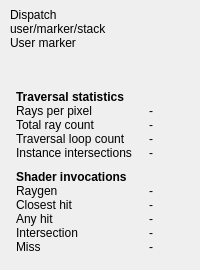
This is source/frontend/views/overview/dispatch_pane.ui in GPUOpen-Tools/radeon_raytracing_analyzer as Qt 5 draws it before an edit. The edited form follows.
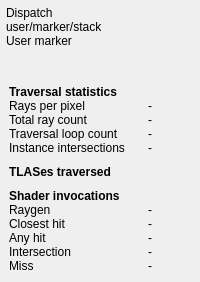
This is the edited form. Custom widgets are drawn as their Qt base class.

```diff
--- a/source/frontend/views/overview/dispatch_pane.ui
+++ b/source/frontend/views/overview/dispatch_pane.ui
@@ -10,16 +10,16 @@
   </property>
   <layout class="QVBoxLayout" name="dispatch_pane_vertical_layout_">
    <property name="leftMargin">
-    <number>10</number>
+    <number>6</number>
    </property>
    <property name="topMargin">
-    <number>8</number>
+    <number>6</number>
    </property>
    <property name="rightMargin">
-    <number>10</number>
+    <number>6</number>
    </property>
    <property name="bottomMargin">
-    <number>10</number>
+    <number>6</number>
    </property>
    <property name="spacing">
     <number>0</number>
@@ -98,22 +98,22 @@
     <widget class="QWidget" name="dispatch_region_">
      <layout class="QHBoxLayout" name="dispatch_layout_" stretch="5,5">
       <property name="leftMargin">
-       <number>6</number>
+       <number>3</number>
       </property>
       <property name="topMargin">
-       <number>6</number>
+       <number>3</number>
       </property>
       <property name="rightMargin">
-       <number>6</number>
+       <number>3</number>
       </property>
       <property name="bottomMargin">
-       <number>6</number>
+       <number>3</number>
       </property>
       <property name="spacing">
        <number>0</number>
       </property>
       <item>
-       <layout class="QGridLayout" name="traversal_counts_layout_" columnstretch="4,4,1">
+       <layout class="QGridLayout" name="traversal_counts_layout_" columnstretch="3,2,1">
         <item row="0" column="0">
          <widget class="ScaledLabel" name="traversal_counts_label_">
           <property name="sizePolicy">
@@ -220,6 +220,47 @@
          </spacer>
         </item>
         <item row="6" column="0">
+         <widget class="ScaledLabel" name="tlases_label_">
+          <property name="sizePolicy">
+           <sizepolicy hsizetype="Minimum" vsizetype="Fixed">
+            <horstretch>0</horstretch>
+            <verstretch>0</verstretch>
+           </sizepolicy>
+          </property>
+          <property name="alignment">
+           <set>Qt::AlignTop</set>
+          </property>
+          <property name="text">
+           <string>TLASes traversed</string>
+          </property>
+          <property name="font">
+           <font>
+            <bold>true</bold>
+           </font>
+          </property>
+         </widget>
+        </item>
+        <item row="7" column="0">
+         <layout class="QHBoxLayout" name="tlases_horizontal_layout_">
+         </layout>
+        </item>
+        <item row="8" column="0">
+         <spacer name="tlases_spacer_">
+          <property name="orientation">
+           <enum>Qt::Vertical</enum>
+          </property>
+          <property name="sizeType">
+           <enum>QSizePolicy::Fixed</enum>
+          </property>
+          <property name="sizeHint" stdset="0">
+           <size>
+            <width>20</width>
+            <height>10</height>
+           </size>
+          </property>
+         </spacer>
+        </item>
+        <item row="9" column="0">
          <widget class="ScaledLabel" name="shader_invocations_label_">
           <property name="sizePolicy">
            <sizepolicy hsizetype="Minimum" vsizetype="Fixed">
@@ -240,14 +281,14 @@
           </property>
          </widget>
         </item>
-        <item row="7" column="0">
+        <item row="10" column="0">
          <widget class="ScaledLabel" name="raygen_label_">
           <property name="text">
            <string>Raygen</string>
           </property>
          </widget>
         </item>
-        <item row="7" column="1">
+        <item row="10" column="1">
          <widget class="ScaledLabel" name="raygen_content_">
           <property name="text">
            <string>-</string>
@@ -257,18 +298,18 @@
           </property>
          </widget>
         </item>
-        <item row="7" column="2">
+        <item row="10" column="2">
          <widget class="DispatchLegend" name="raygen_legend_">
          </widget>
         </item>
-        <item row="8" column="0">
+        <item row="11" column="0">
          <widget class="ScaledLabel" name="closest_hit_label_">
           <property name="text">
            <string>Closest hit</string>
           </property>
          </widget>
         </item>
-        <item row="8" column="1">
+        <item row="11" column="1">
          <widget class="ScaledLabel" name="closest_hit_content_">
           <property name="text">
            <string>-</string>
@@ -278,18 +319,18 @@
           </property>
          </widget>
         </item>
-        <item row="8" column="2">
+        <item row="11" column="2">
          <widget class="DispatchLegend" name="closest_hit_legend_">
          </widget>
         </item>
-        <item row="9" column="0">
+        <item row="12" column="0">
          <widget class="ScaledLabel" name="any_hit_label_">
           <property name="text">
            <string>Any hit</string>
           </property>
          </widget>
         </item>
-        <item row="9" column="1">
+        <item row="12" column="1">
          <widget class="ScaledLabel" name="any_hit_content_">
           <property name="text">
            <string>-</string>
@@ -299,18 +340,18 @@
           </property>
          </widget>
         </item>
-        <item row="9" column="2">
+        <item row="12" column="2">
          <widget class="DispatchLegend" name="any_hit_legend_">
          </widget>
         </item>
-        <item row="10" column="0">
+        <item row="13" column="0">
          <widget class="ScaledLabel" name="intersection_label_">
           <property name="text">
            <string>Intersection</string>
           </property>
          </widget>
         </item>
-        <item row="10" column="1">
+        <item row="13" column="1">
          <widget class="ScaledLabel" name="intersection_content_">
           <property name="text">
            <string>-</string>
@@ -320,18 +361,18 @@
           </property>
          </widget>
         </item>
-        <item row="10" column="2">
+        <item row="13" column="2">
          <widget class="DispatchLegend" name="intersection_legend_">
          </widget>
         </item>
-        <item row="11" column="0">
+        <item row="14" column="0">
          <widget class="ScaledLabel" name="miss_label_">
           <property name="text">
            <string>Miss</string>
           </property>
          </widget>
         </item>
-        <item row="11" column="1">
+        <item row="14" column="1">
          <widget class="ScaledLabel" name="miss_content_">
           <property name="text">
            <string>-</string>
@@ -341,7 +382,7 @@
           </property>
          </widget>
         </item>
-        <item row="11" column="2">
+        <item row="14" column="2">
          <widget class="DispatchLegend" name="miss_legend_">
          </widget>
         </item>
```
